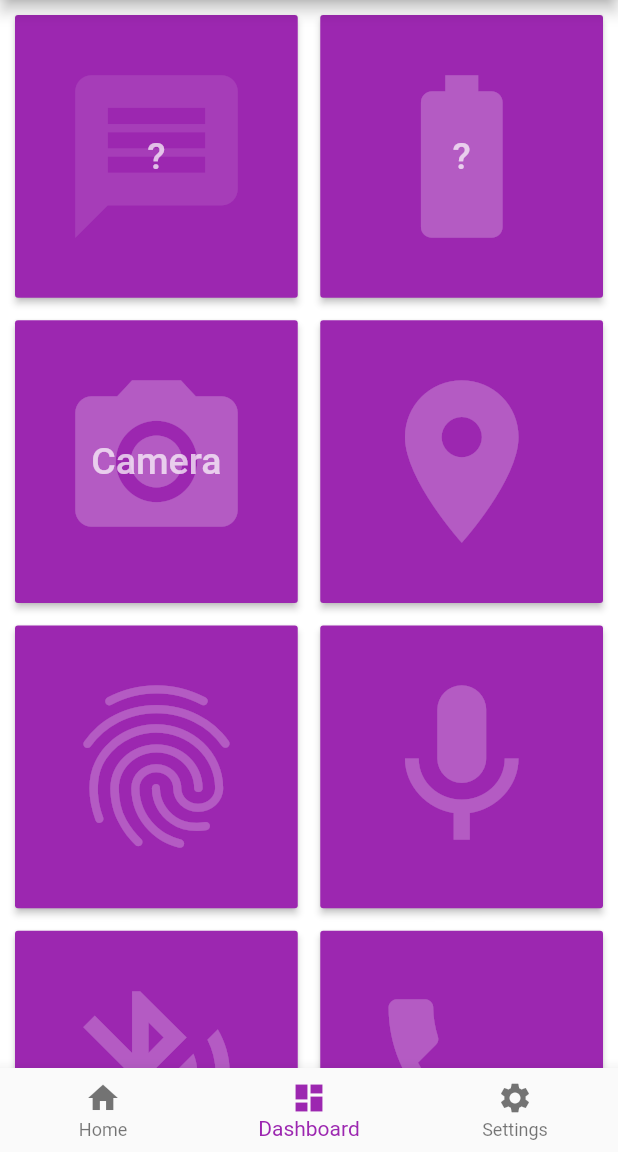
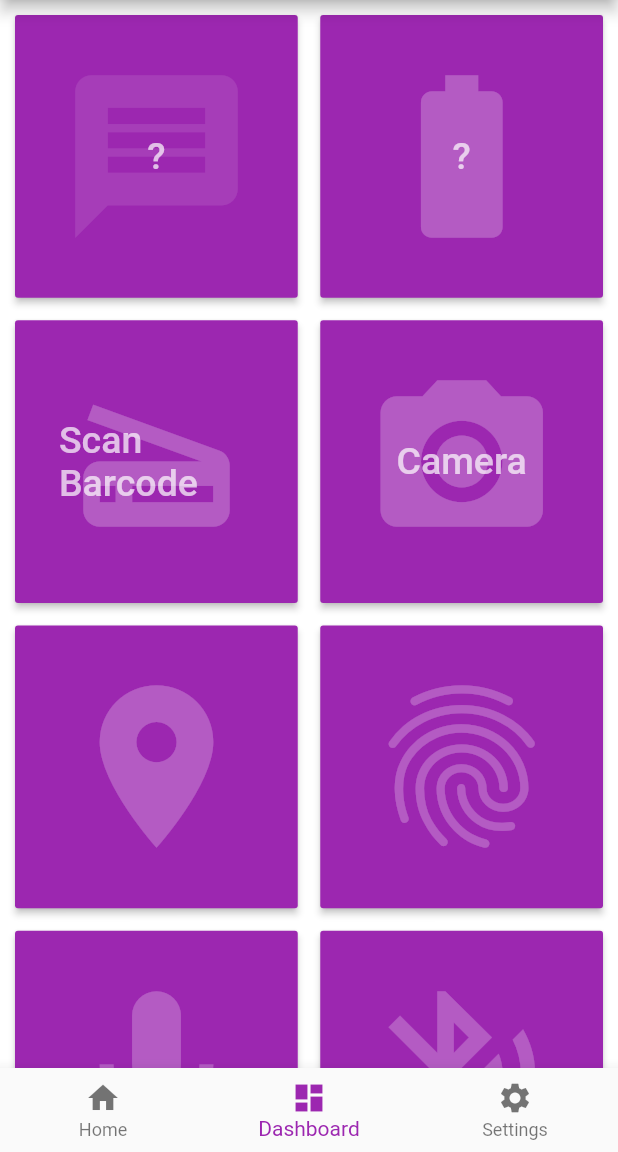
Before and after one commit to hvpulok/flutter_poc, a Flutter app: the HomeTabs screen opened directly, swiped to page 2, on a phone screen of 412 x 824 dp, the part 84-1236 px from its top. Run offline on Flutter 3.47's test engine with Material 2 defaults, Android fonts, the phone set to English and light mode, and no system bars; our stand-ins replace camera, flutter_sticky_header, font_awesome_flutter; missing offline and left inert: barcode_scan; project files that could hold a hidden picture were left out.

Commit message:
Add barcode scanner example

```diff
--- /dev/null
+++ b/lib/home-page/tabs/dashboard-tab/barcode-button.dart
@@ -0,0 +1,32 @@
+import 'package:flutter/material.dart';
+
+class BarcodeButton extends StatelessWidget {
+  @override
+  Widget build(BuildContext context) {
+    return RaisedButton(
+      onPressed: () {
+        Navigator.of(context).pushNamed('/barcode');
+      },
+      color: Colors.purple,
+      child: Stack(
+        children: <Widget>[
+          Container(
+            width: 130.0,
+            height: 130,
+            child: Icon(Icons.scanner, size: 130.0, color: Colors.white24),
+          ),
+          SizedBox(
+            width: 130.0,
+            height: 130,
+            child: Center(
+              child: Text(
+                'Scan Barcode',
+                style: TextStyle(color: Colors.white70, fontSize: 25),
+              ),
+            ),
+          )
+        ],
+      ),
+    );
+  }
+}
--- a/lib/home-page/tabs/dashboard-tab/dashboard-tab.dart
+++ b/lib/home-page/tabs/dashboard-tab/dashboard-tab.dart
@@ -2,6 +2,7 @@ import 'package:flutter/material.dart';
 import './hello-button.dart';
 import './battery-button.dart';
 import './camera-button.dart';
+import './barcode-button.dart';
 
 class DashboardTab extends StatelessWidget {
   @override
@@ -15,6 +16,7 @@ class DashboardTab extends StatelessWidget {
           children: <Widget>[
             HelloButton(),
             BatteryButton(),
+            BarcodeButton(),
             CameraButton(),
             RaisedButton(
               color: Colors.purple,
--- a/lib/main.dart
+++ b/lib/main.dart
@@ -6,6 +6,7 @@ import './about-page/about-page.dart';
 import './support-page/support-page.dart';
 import './login-page/login_page.dart';
 import './shared/camera.dart';
+import './shared/barcode-page.dart';
 
 void main() => runApp(new MaterialApp(
     title: 'Flutter Starter',
@@ -25,4 +26,5 @@ Map<String, WidgetBuilder> appRoutes = <String, WidgetBuilder>{
   '/support': (BuildContext context) => SupportPage(),
   '/login': (BuildContext context) => LoginPage(),
   '/camera': (BuildContext context) => CameraPage(),
+  '/barcode': (BuildContext context) => BarcodePage(),
 };
--- /dev/null
+++ b/lib/shared/barcode-page.dart
@@ -0,0 +1,59 @@
+import 'dart:async';
+
+import 'package:barcode_scan/barcode_scan.dart';
+import 'package:flutter/material.dart';
+import 'package:flutter/services.dart';
+
+class BarcodePage extends StatefulWidget {
+  @override
+  _BarcodePageState createState() => new _BarcodePageState();
+}
+
+class _BarcodePageState extends State<BarcodePage> {
+  String barcode = "";
+
+  @override
+  initState() {
+    super.initState();
+  }
+
+  @override
+  Widget build(BuildContext context) {
+    return new Scaffold(
+        appBar: new AppBar(
+          title: new Text('Barcode Scanner Example'),
+        ),
+        body: new Center(
+          child: new Column(
+            children: <Widget>[
+              new Container(
+                child: new MaterialButton(
+                    onPressed: scan, child: new Text("Scan")),
+                padding: const EdgeInsets.all(8.0),
+              ),
+              new Text(barcode),
+            ],
+          ),
+        ));
+  }
+
+  Future scan() async {
+    try {
+      String barcode = await BarcodeScanner.scan();
+      setState(() => this.barcode = barcode);
+    } on PlatformException catch (e) {
+      if (e.code == BarcodeScanner.CameraAccessDenied) {
+        setState(() {
+          this.barcode = 'The user did not grant the camera permission!';
+        });
+      } else {
+        setState(() => this.barcode = 'Unknown error: $e');
+      }
+    } on FormatException {
+      setState(() => this.barcode =
+          'null (User returned using the "back"-button before scanning anything. Result)');
+    } catch (e) {
+      setState(() => this.barcode = 'Unknown error: $e');
+    }
+  }
+}
--- a/pubspec.yaml
+++ b/pubspec.yaml
@@ -22,6 +22,7 @@ dependencies:
   font_awesome_flutter: ^8.2.0
   camera: ^0.2.9+1
   flutter_sticky_header: "^0.3.4"
+  barcode_scan: ^0.0.8
 
 dev_dependencies:
   flutter_test:
```
Also changed, not shown: 3 other files.
